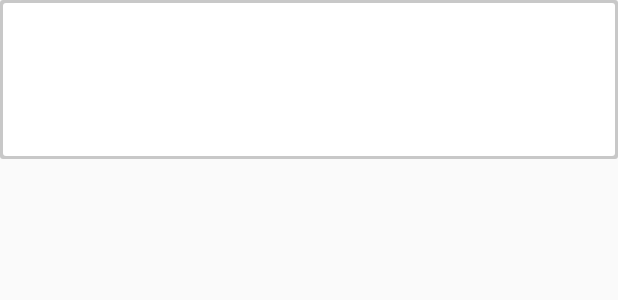
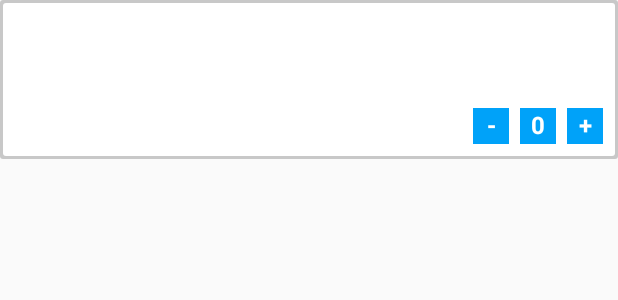
Before and after one commit to iPartha/Healtho, an Android app: the layout product_list_view.xml on its own in the app's theme, with its tools: preview values and no code run, on a phone screen of 412 x 824 dp. Shown: the top 300 px of the screen. Run offline under Robolectric (Android 15) with nearby library versions, the phone set to English and light mode, and no system bars.

Commit message:
Product cart changes

```diff
--- a/app/src/main/java/com/ipartha/healtho/activities/LoginActivity.java
+++ b/app/src/main/java/com/ipartha/healtho/activities/LoginActivity.java
@@ -196,5 +196,4 @@ public class LoginActivity extends AppCompatActivity implements GoogleApiClient.
         intent.putExtra("Key_Bundle", bundle);
         startActivity(intent);
     }
-
 }
--- a/app/src/main/res/layout/product_list_view.xml
+++ b/app/src/main/res/layout/product_list_view.xml
@@ -18,6 +18,7 @@
         android:layout_width="wrap_content"
         android:layout_height="wrap_content"
         android:id="@+id/product_name"
+        android:textSize="15sp"
         android:layout_marginStart="10dp"
         app:layout_constraintLeft_toRightOf="@id/product_image"/>
 
@@ -25,7 +26,7 @@
         android:layout_width="wrap_content"
         android:layout_height="wrap_content"
         android:id="@+id/product_quantity"
-        android:textSize="14sp"
+        android:textSize="15sp"
         android:layout_marginStart="10dp"
         app:layout_constraintLeft_toRightOf="@id/product_image"
         app:layout_constraintTop_toBottomOf="@id/product_name"/>
@@ -35,9 +36,32 @@
         android:layout_height="wrap_content"
         android:id="@+id/product_price"
         android:textColor="#000000"
-        android:textSize="14sp"
+        android:textSize="15sp"
         android:layout_marginStart="10dp"
         app:layout_constraintLeft_toRightOf="@id/product_image"
         app:layout_constraintBottom_toBottomOf="parent"/>
 
+    <TextView
+        android:id="@+id/add_product"
+        style="@style/ProductManageStyle"
+        android:text="+"
+        app:layout_constraintEnd_toEndOf="parent"
+        app:layout_constraintBottom_toBottomOf="parent"/>
+
+    <TextView
+        android:id="@+id/purchase_count"
+        style="@style/ProductManageStyle"
+        android:text="0"
+        android:layout_marginEnd="7dp"
+        app:layout_constraintRight_toLeftOf="@id/add_product"
+        app:layout_constraintBottom_toBottomOf="parent"/>
+
+    <TextView
+        android:id="@+id/remove_product"
+        style="@style/ProductManageStyle"
+        android:text="-"
+        android:layout_marginEnd="7dp"
+        app:layout_constraintRight_toLeftOf="@id/purchase_count"
+        app:layout_constraintBottom_toBottomOf="parent"/>
+
 </android.support.constraint.ConstraintLayout>
--- a/app/src/main/res/values/styles.xml
+++ b/app/src/main/res/values/styles.xml
@@ -15,4 +15,14 @@
         <item name="android:textStyle">bold</item>
     </style>
 
+    <style name="ProductManageStyle">
+        <item name="android:layout_width">24dp</item>
+        <item name="android:layout_height">24dp</item>
+        <item name="android:textSize">16sp</item>
+        <item name="android:textStyle">bold</item>
+        <item name="android:textAlignment">center</item>
+        <item name="android:background">#00A2F9</item>
+        <item name="android:textColor">#FFFFFF</item>
+    </style>
+
 </resources>
```
Also changed, not shown: app/src/main/java/com/ipartha/healtho/adapter/ProductAdapter.java (+66 -8 lines), app/src/main/java/com/ipartha/healtho/fragments/ProductListFragment.java (+44 -2 lines).
